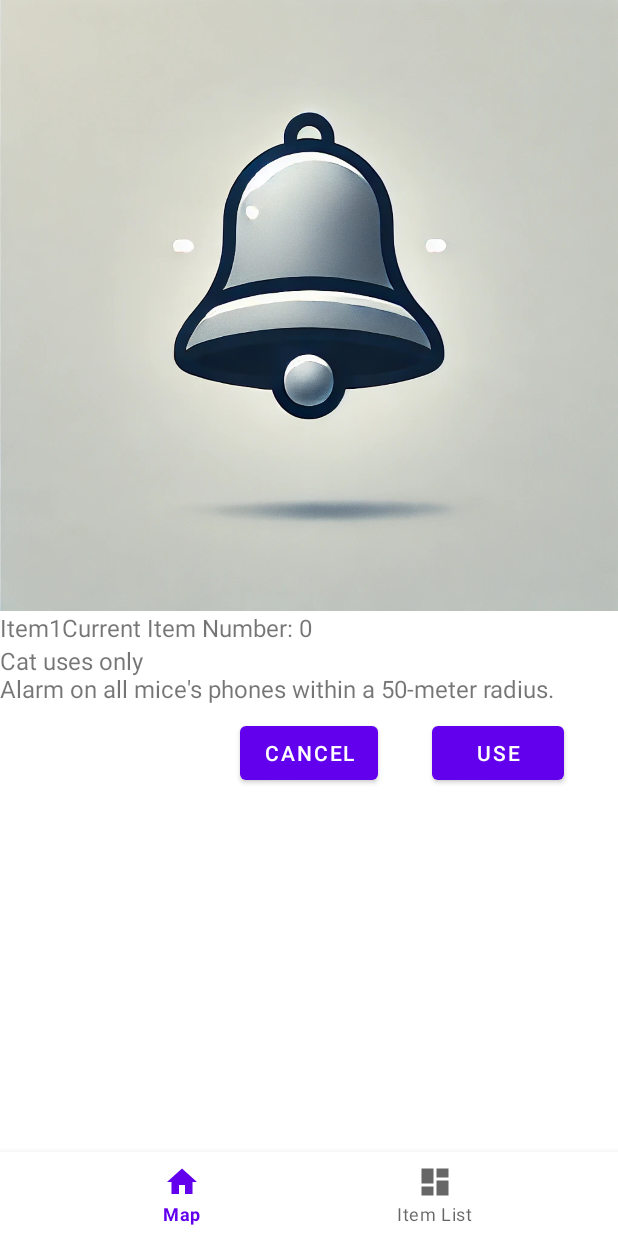
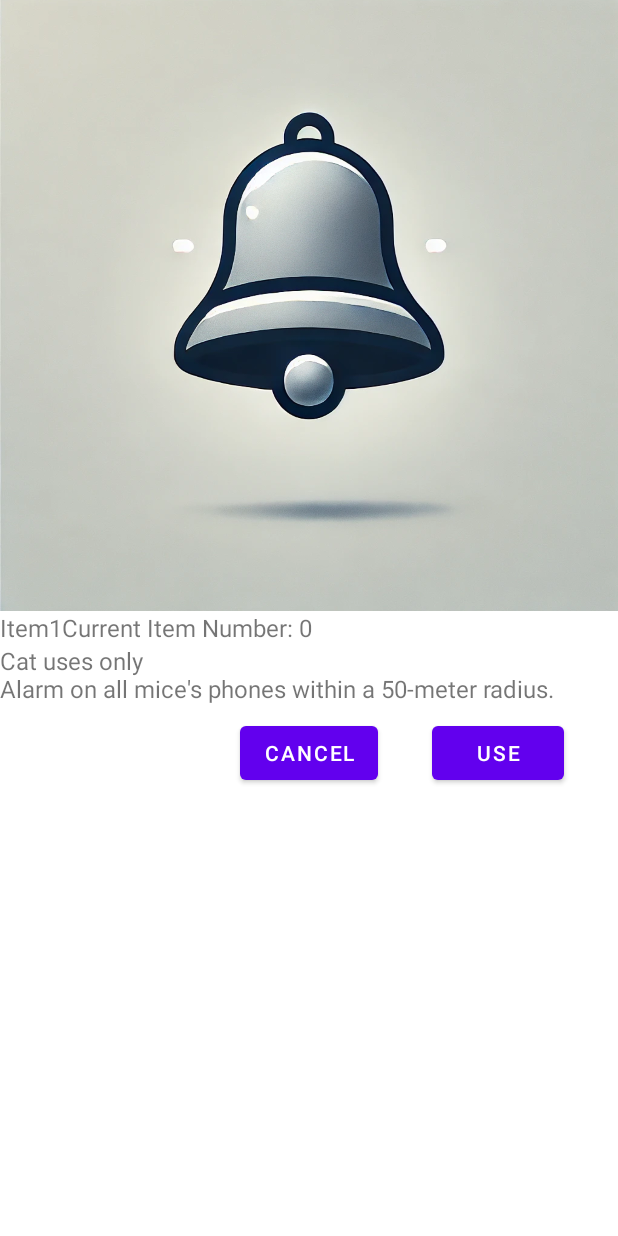
Before and after one commit to TYU-Zeng/Mobile-Computing-Systems-Programming-COMP90018_2024_SM2, an Android app: the layout fragment_item_detail.xml on its own in the app's theme, with its tools: preview values and no code run, on a phone screen of 412 x 824 dp. Run offline under Robolectric (Android 15) with nearby library versions, the phone set to English and light mode, and no system bars.

Commit message:
fix: double navigation bar problem

```diff
--- a/Cats_Catch_Mice/app/src/main/res/layout/activity_main.xml
+++ b/Cats_Catch_Mice/app/src/main/res/layout/activity_main.xml
@@ -32,4 +32,6 @@
         app:layout_constraintTop_toTopOf="parent"
         app:navGraph="@navigation/mobile_navigation" />
 
+
+
 </androidx.constraintlayout.widget.ConstraintLayout>
--- a/Cats_Catch_Mice/app/src/main/res/layout/fragment_item_detail.xml
+++ b/Cats_Catch_Mice/app/src/main/res/layout/fragment_item_detail.xml
@@ -102,19 +102,6 @@
         app:layout_constraintTop_toBottomOf="@+id/item_detail_description"
         tools:ignore="MissingConstraints" />
 
-    <com.google.android.material.bottomnavigation.BottomNavigationView
-        android:id="@+id/nav_view"
-        android:layout_width="0dp"
-        android:layout_height="wrap_content"
-        android:background="?android:attr/windowBackground"
-        app:layout_constraintBottom_toBottomOf="parent"
-        app:layout_constraintHorizontal_bias="0.0"
-        app:layout_constraintLeft_toLeftOf="parent"
-        app:layout_constraintRight_toRightOf="parent"
-        app:menu="@menu/bottom_nav_menu"
-        app:layout_constraintEnd_toEndOf="parent"
-        app:layout_constraintStart_toStartOf="parent" />
-
 
 
 </androidx.constraintlayout.widget.ConstraintLayout>
--- a/Cats_Catch_Mice/app/src/main/res/layout/fragment_q_r_scanner.xml
+++ b/Cats_Catch_Mice/app/src/main/res/layout/fragment_q_r_scanner.xml
@@ -17,7 +17,7 @@
         android:layout_height="wrap_content"
         android:layout_gravity="center_horizontal|top"
         android:layout_marginTop="20dp"
-        android:text="Scan the QR code"
+        android:text="Scan the QR code to join the room"
         android:textSize="18sp"
         android:textColor="@android:color/white" />
 
--- a/Cats_Catch_Mice/app/src/main/res/menu/bottom_nav_menu.xml
+++ b/Cats_Catch_Mice/app/src/main/res/menu/bottom_nav_menu.xml
@@ -12,8 +12,4 @@
         android:title="@string/Item_List" />
 
 
-
-
-
-
 </menu>
--- a/Cats_Catch_Mice/app/src/main/res/navigation/mobile_navigation.xml
+++ b/Cats_Catch_Mice/app/src/main/res/navigation/mobile_navigation.xml
@@ -29,9 +29,6 @@
         android:label="@string/QR_Scanner"
         tools:layout="@layout/fragment_q_r_scanner" />
 
-    <action
-        android:id="@+id/action_global_navigation_scanner"
-        app:destination="@id/navigation_scanner" />
 
 
 </navigation>
```
Also changed, not shown: Cats_Catch_Mice/app/src/main/java/com/example/cats_catch_mice/MainActivity.java (+16 -14 lines), Cats_Catch_Mice/app/src/main/java/com/example/cats_catch_mice/QRScannerFragment.java (+12 -8 lines).
